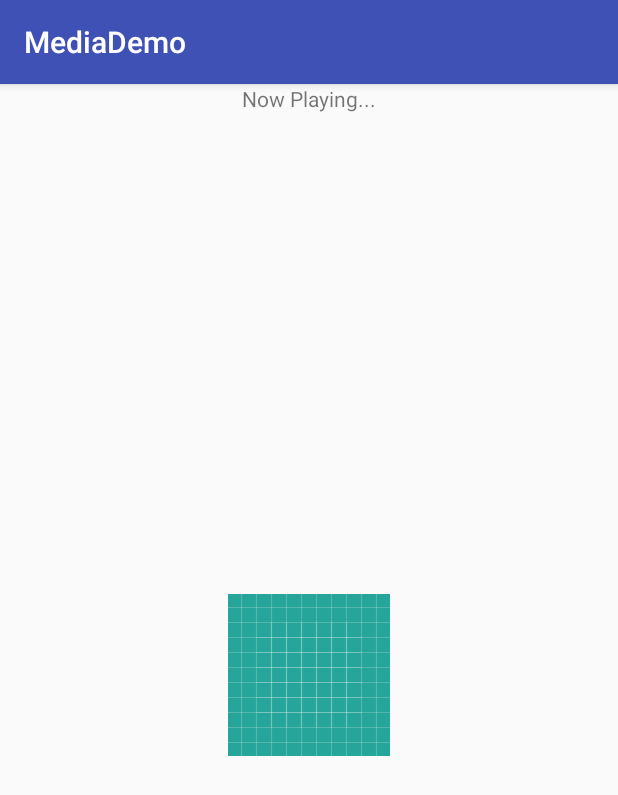
After one commit to liuuuu/MediaDemo, an Android app: the PlayActivity screen opened directly, with no data from a screen before it, on a phone screen of 412 x 824 dp. The commit adds this screen. Shown: the top 795 px of the screen. Run offline under Robolectric (Android 15) with nearby library versions, the phone set to English and light mode, and no system bars.

Commit message:
添加音频播放器

```diff
--- a/app/src/main/AndroidManifest.xml
+++ b/app/src/main/AndroidManifest.xml
@@ -4,8 +4,9 @@
 
     <uses-permission android:name="android.permission.WRITE_EXTERNAL_STORAGE" />
     <uses-permission android:name="android.permission.CAMERA" /> <!-- 自定义摄像头 -->
-    <uses-permission android:name="android.permission.RECORD_AUDIO" /> <!-- 录制音频 -->
+    <uses-permission android:name="android.permission.RECORD_AUDIO" />
 
+    <!-- 录制音频 -->
     <application
         android:allowBackup="true"
         android:icon="@mipmap/ic_launcher"
@@ -35,7 +36,8 @@
         <activity android:name=".TakeVideoActivity" />
         <activity android:name=".PreviewActivity" />
         <activity android:name=".RecordActivity" />
-        <activity android:name=".VideoCaptureActivity"></activity>
+        <activity android:name=".VideoCaptureActivity" />
+        <activity android:name=".PlayActivity"></activity>
     </application>
 
 </manifest>
--- a/app/src/main/java/com/liuuuu/mediademo/MainActivity.java
+++ b/app/src/main/java/com/liuuuu/mediademo/MainActivity.java
@@ -12,12 +12,13 @@ import java.util.List;
 
 public class MainActivity extends ListActivity {
 
-    Class[] classes = {TakePicture.class, TakeVideoActivity.class, PreviewActivity.class, RecordActivity.class, VideoCaptureActivity.class};
+    Class[] classes = {TakePicture.class, TakeVideoActivity.class, PreviewActivity.class, RecordActivity.class,
+            VideoCaptureActivity.class, PlayActivity.class};
 
     @Override
     protected void onCreate(Bundle savedInstanceState) {
         super.onCreate(savedInstanceState);
-        String[] activities = {"拍摄照片", "拍摄视频", "自定义摄像头覆盖层", "录制音频", "自定义视频采集"};
+        String[] activities = {"拍摄照片", "拍摄视频", "自定义摄像头覆盖层", "录制音频", "自定义视频采集", "音频播放"};
         ArrayAdapter<String> arrayAdapter = new ArrayAdapter<String>(
                 this, android.R.layout.simple_list_item_1, android.R.id.text1, activities);
         setListAdapter(arrayAdapter);
--- /dev/null
+++ b/app/src/main/java/com/liuuuu/mediademo/PlayActivity.java
@@ -0,0 +1,124 @@
+package com.liuuuu.mediademo;
+
+import android.media.MediaPlayer;
+import android.support.v7.app.AppCompatActivity;
+import android.os.Bundle;
+import android.view.MotionEvent;
+import android.widget.ImageView;
+import android.widget.MediaController;
+
+public class PlayActivity extends AppCompatActivity implements MediaController.MediaPlayerControl, MediaPlayer.OnBufferingUpdateListener {
+
+
+    MediaController mController;
+    MediaPlayer mPlayer;
+    ImageView coverImage;
+
+    int bufferPercent = 0 ;
+
+    @Override
+    protected void onCreate(Bundle savedInstanceState) {
+        super.onCreate(savedInstanceState);
+        setContentView(R.layout.activity_play);
+
+        coverImage = findViewById(R.id.coverImage);
+
+        mController = new MediaController(this);
+        mController.setAnchorView(findViewById(R.id.root));
+    }
+
+    @Override
+    protected void onResume() {
+        super.onResume();
+        mPlayer = new MediaPlayer();
+        // 设置音频数据源
+        try {
+            mPlayer.setDataSource("/sdcard/Android/data/com.liuuuu.mediademo/files/DCIM/myRecording.3gp");
+            mPlayer.prepare();
+        } catch (Exception e) {
+            e.printStackTrace();
+        }
+        // 设置专辑封面图片
+        coverImage.setImageResource(R.drawable.ic_launcher_background);
+
+        mController.setMediaPlayer(this);
+        mController.setEnabled(true);
+    }
+
+    @Override
+    protected void onPause() {
+        super.onPause();
+        mPlayer.release();
+        mPlayer = null;
+    }
+
+    @Override
+    public boolean onTouchEvent(MotionEvent event) {
+        mController.show();
+        return super.onTouchEvent(event);
+    }
+
+    // MediaPlayerControl 方法
+    @Override
+    public int getBufferPercentage() {
+        return bufferPercent;
+    }
+
+    @Override
+    public int getCurrentPosition() {
+        return mPlayer.getCurrentPosition();
+    }
+
+    @Override
+    public int getDuration() {
+        return mPlayer.getDuration();
+    }
+
+    @Override
+    public boolean isPlaying() {
+        return mPlayer.isPlaying();
+    }
+
+    @Override
+    public void pause() {
+        mPlayer.pause();
+    }
+
+    @Override
+    public void seekTo(int pos) {
+        mPlayer.seekTo(pos);
+    }
+
+    @Override
+    public void start() {
+        mPlayer.start();
+    }
+
+    // BufferUpdateListener 方法
+    @Override
+    public void onBufferingUpdate(MediaPlayer mp, int percent) {
+        bufferPercent = percent;
+    }
+
+    // Android 2.0+ 目标回调
+    public boolean canPause(){
+        return true;
+    }
+
+    @Override
+    public boolean canSeekBackward() {
+        return true;
+    }
+
+    @Override
+    public boolean canSeekForward() {
+        return true;
+    }
+
+    // Android 4.3+目标回调
+    @Override
+    public int getAudioSessionId() {
+        return mPlayer.getAudioSessionId();
+    }
+
+}
--- /dev/null
+++ b/app/src/main/res/layout/activity_play.xml
@@ -0,0 +1,22 @@
+<?xml version="1.0" encoding="utf-8"?>
+<LinearLayout xmlns:android="http://schemas.android.com/apk/res/android"
+    xmlns:tools="http://schemas.android.com/tools"
+    android:id="@+id/root"
+    android:layout_width="match_parent"
+    android:layout_height="match_parent"
+    android:orientation="vertical"
+    tools:context=".PlayActivity">
+
+    <TextView
+        android:layout_width="wrap_content"
+        android:layout_height="wrap_content"
+        android:layout_gravity="center_horizontal"
+        android:text="Now Playing..." />
+
+    <ImageView
+        android:id="@+id/coverImage"
+        android:layout_width="match_parent"
+        android:layout_height="match_parent"
+        android:scaleType="centerInside" />
+
+</LinearLayout>
```
Also changed, not shown: 1 other file.
